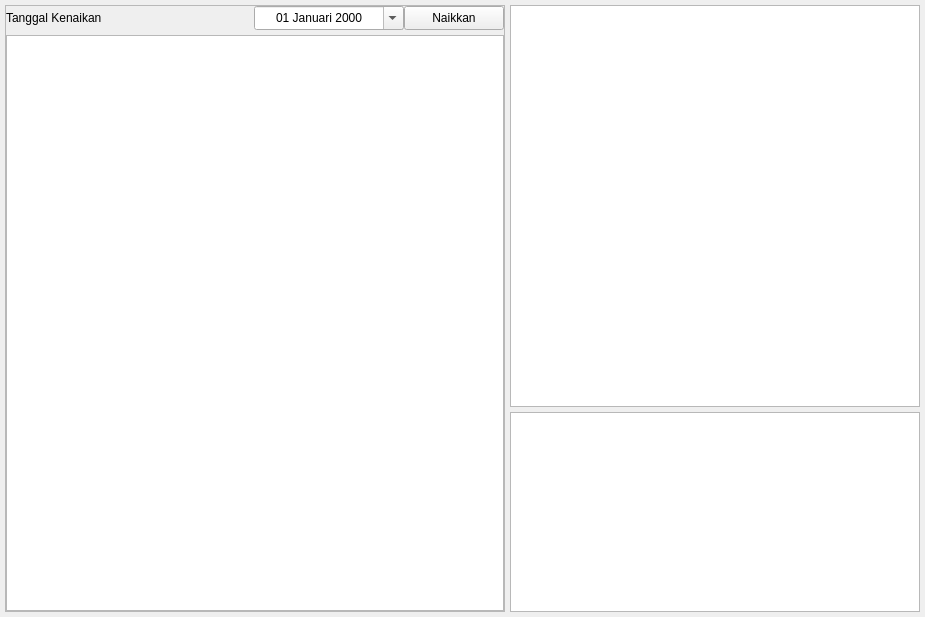
Old version of the form ui/sources/page_kenaikan.ui in the repository asjach/db_app.
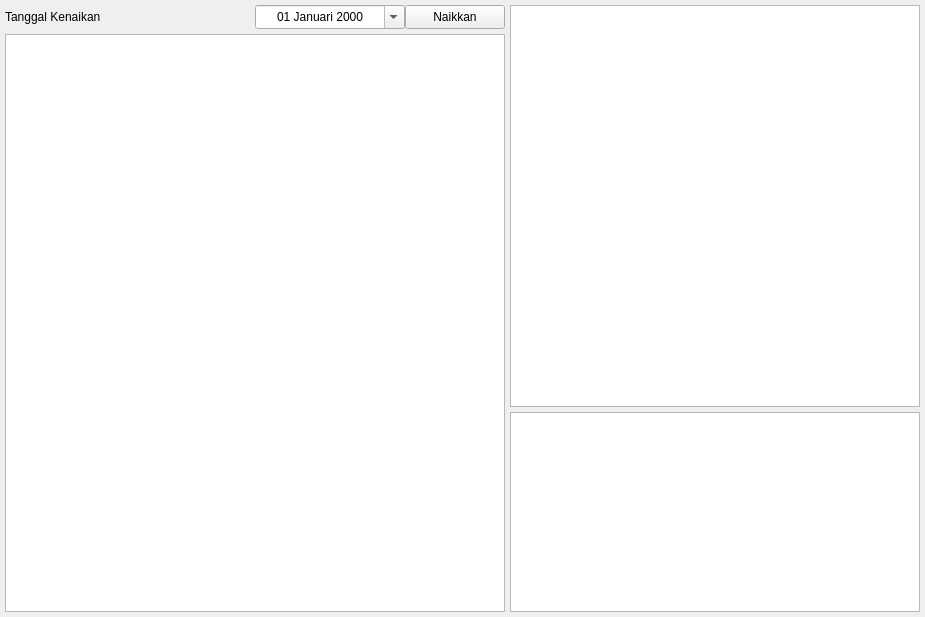
New version of the form.

```diff
--- a/ui/sources/page_kenaikan.ui
+++ b/ui/sources/page_kenaikan.ui
@@ -55,7 +55,7 @@
     </widget>
    </item>
    <item row="0" column="0" rowspan="2">
-    <widget class="QFrame" name="frame_kiri">
+    <widget class="QWidget" name="widget_kiri" native="true">
      <property name="minimumSize">
       <size>
        <width>500</width>
@@ -68,12 +68,6 @@
        <height>16777215</height>
       </size>
      </property>
-     <property name="frameShape">
-      <enum>QFrame::StyledPanel</enum>
-     </property>
-     <property name="frameShadow">
-      <enum>QFrame::Raised</enum>
-     </property>
      <layout class="QGridLayout" name="gridLayout_2">
       <property name="leftMargin">
        <number>0</number>
```
